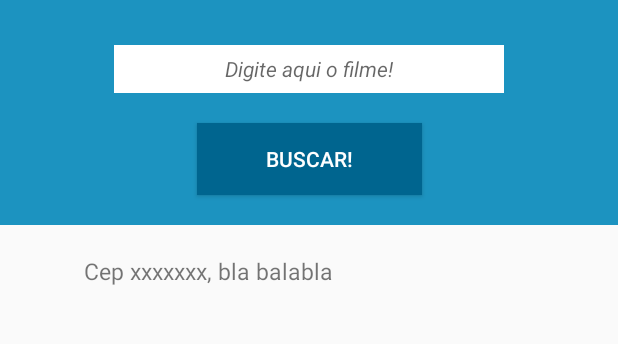
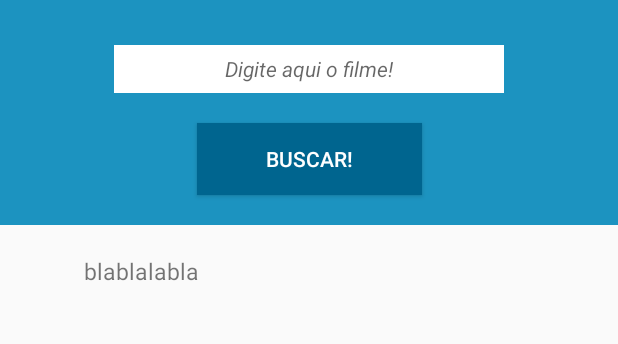
Before and after one commit to pri-nitta/GhibliRank, an Android app: the layout activity_main.xml on its own in the app's theme, with its tools: preview values and no code run, on a phone screen of 412 x 824 dp, the part 225-569 px from its top. Run offline under Robolectric (Android 15) with nearby library versions, the phone set to English and light mode, and no system bars.

Commit message:
final changes

```diff
--- a/app/src/main/res/layout/activity_main.xml
+++ b/app/src/main/res/layout/activity_main.xml
@@ -56,7 +56,7 @@
             android:id="@+id/txtResposta01"
             android:layout_width="300dp"
             android:layout_height="wrap_content"
-            tools:text="Cep xxxxxxx, bla balabla"
+            tools:text="blablalabla"
             android:textSize="15sp"
             app:layout_constraintTop_toBottomOf="@+id/btnBuscarTitulo"
             app:layout_constraintEnd_toEndOf="parent"
```
